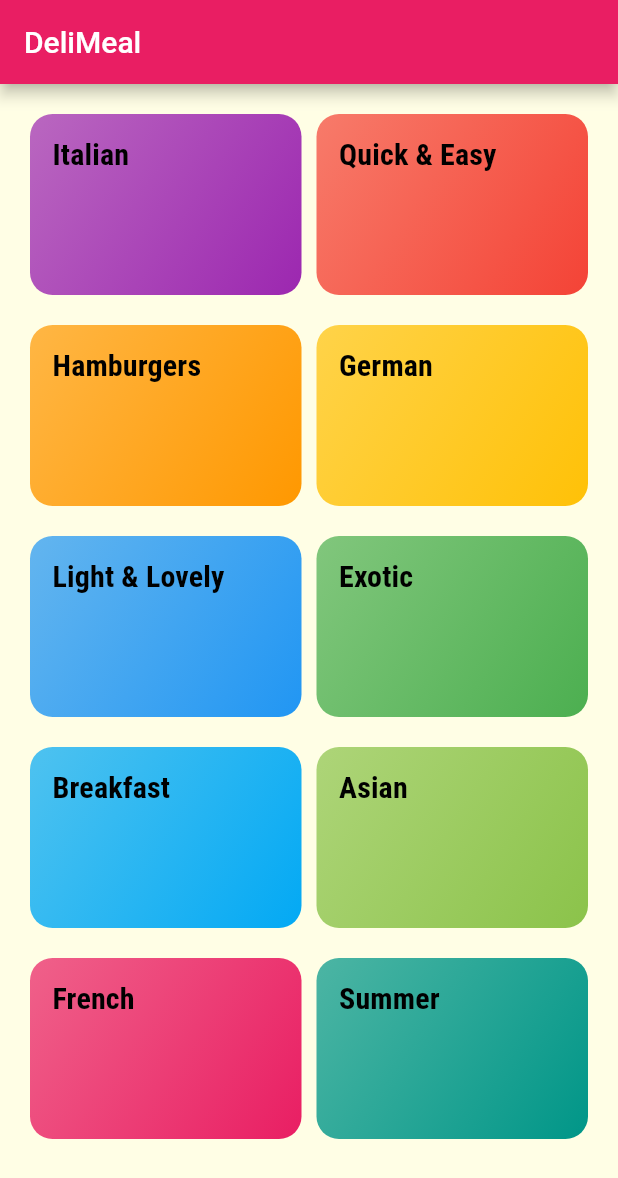
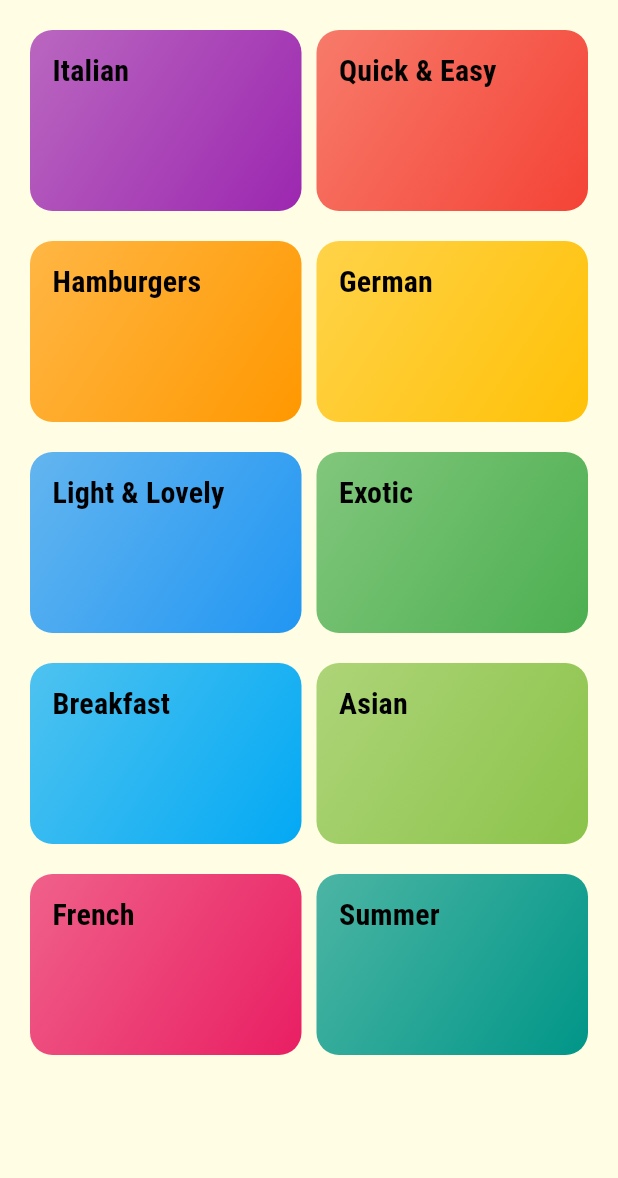
Before and after one commit to hassan-prog/frontend-tasks, a Flutter app: the screen it shows after launch, on a phone screen of 412 x 824 dp. Shown: the top 1178 px of the screen. Run offline on Flutter 3.47's test engine with Material 2 defaults, Android fonts, the phone set to English and light mode, and no system bars.

Commit message:
removed appbar for categories screen

```diff
--- a/lib/screens/catagories_screen.dart
+++ b/lib/screens/catagories_screen.dart
@@ -11,10 +11,10 @@ class CatagoriesScreen extends StatelessWidget {
   @override
   Widget build(BuildContext context) {
     return Scaffold(
-      appBar: AppBar(
-        title: const Text('DeliMeal'),
-        backgroundColor: Theme.of(context).primaryColor,
-      ),
+      // appBar: AppBar(
+      //   title: const Text('DeliMeal'),
+      //   backgroundColor: Theme.of(context).primaryColor,
+      // ),
       body: GridView(
         padding: const EdgeInsets.all(20),
         children: DUMMY_CATEGORIES
```
